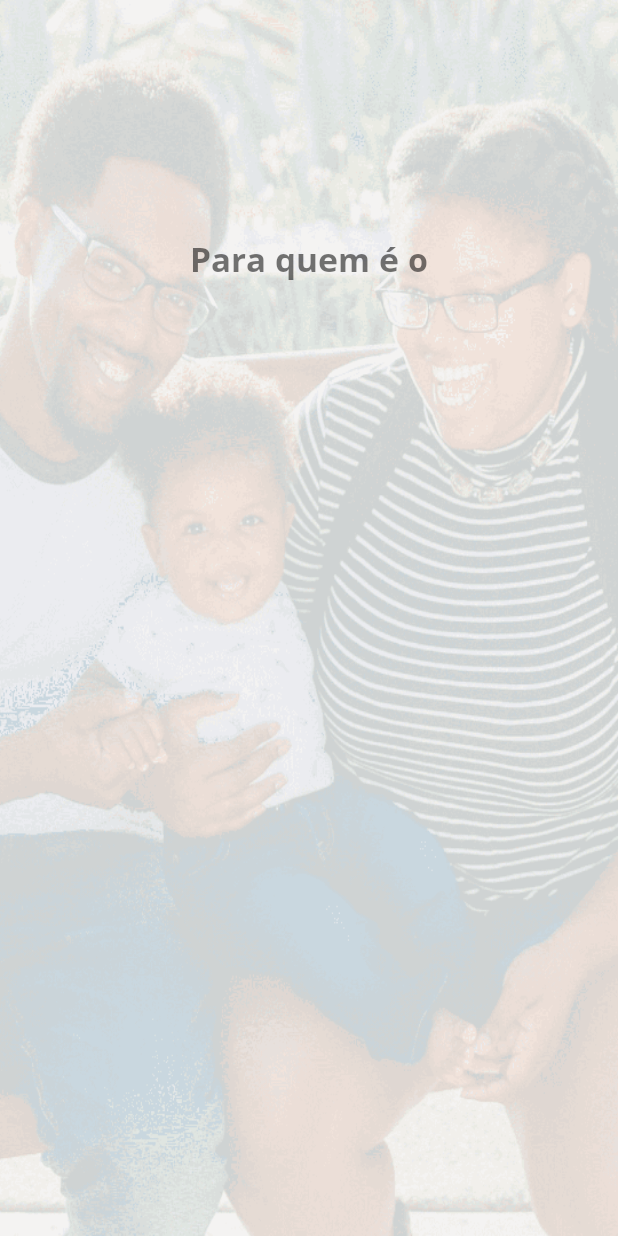
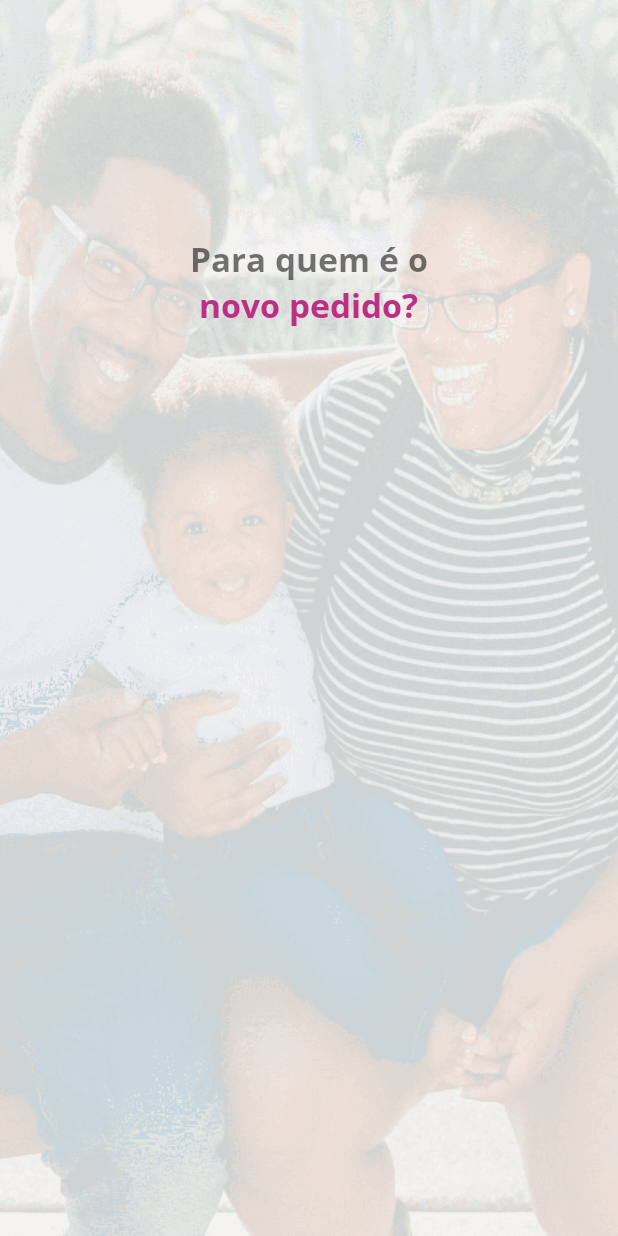
Before and after one commit to devJoaoCLAragao/VisaoDoBem, an Android app: the ForWhoActivity screen opened directly, with no data from a screen before it, on a phone screen of 412 x 824 dp. Run offline under Robolectric (Android 15) with nearby library versions, the light colour scheme and no system bars.

Commit message:
Commit de teste

```diff
--- a/app/src/main/res/layout/activity_for_who.xml
+++ b/app/src/main/res/layout/activity_for_who.xml
@@ -17,4 +17,15 @@
         android:textSize="22sp"
         android:fontFamily="@font/opensans_bold"/>
 
+    <TextView
+        android:layout_width="wrap_content"
+        android:layout_height="wrap_content"
+        android:layout_gravity="center"
+        android:text="@string/novo_pedido"
+        android:textColor="@color/dark_pink"
+        android:textSize="22sp"
+        android:fontFamily="@font/opensans_bold"/>
+
+
+
 </LinearLayout>
--- a/app/src/main/res/values/colors.xml
+++ b/app/src/main/res/values/colors.xml
@@ -9,7 +9,7 @@
     <color name="white">#FFFFFFFF</color>
     <color name="transparent">#00000000</color>
     <color name="dirty_purple">#545253</color>
-    <color name="dark_pink">#be2f83</color>
+        <color name="dark_pink">#be2f83</color>
     <color name="dark_pink31">#34BE2F83</color>
     <color name="pale_mauve">#fff6fc</color>
 </resources>
--- a/app/src/main/res/values/strings.xml
+++ b/app/src/main/res/values/strings.xml
@@ -6,4 +6,5 @@
     <string name="entrar">Entrar</string>
     <string name="para_quem_o">Para quem é o</string>
     <string name="cadastrar">Cadastrar</string>
+    <string name="novo_pedido">novo pedido?</string>
 </resources>
```
Also changed, not shown: app/src/main/res/drawable-hdpi/group_130.png (added), app/src/main/res/drawable-mdpi/group_130.png (added), app/src/main/res/drawable-xhdpi/group_130.png (added), app/src/main/res/drawable-xxhdpi/group_130.png (added), app/src/main/res/drawable-xxxhdpi/group_130.png (added).
